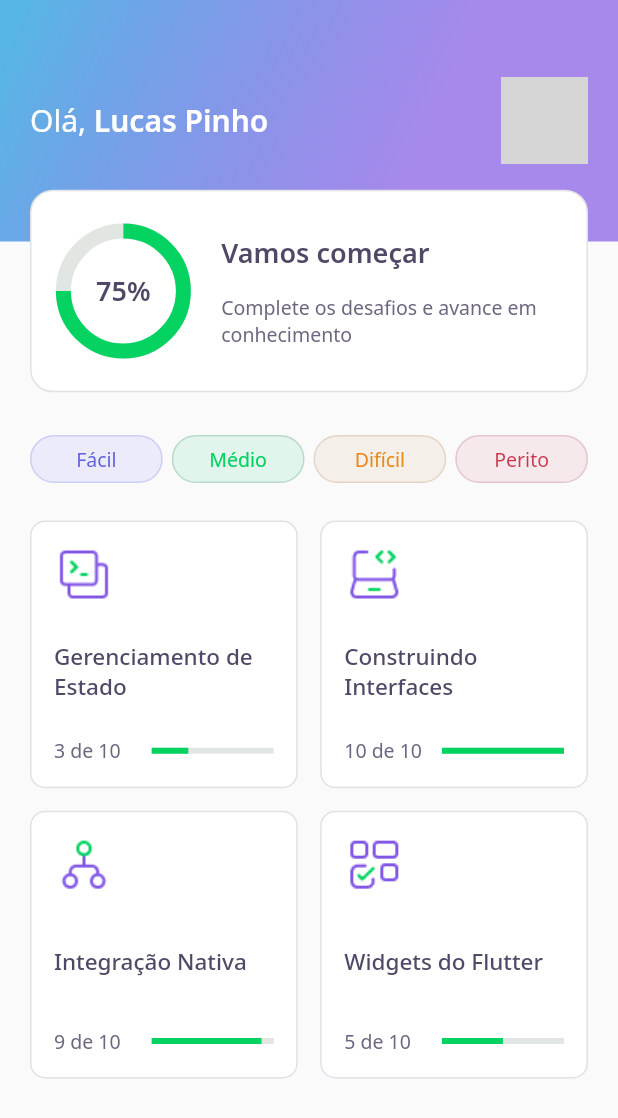
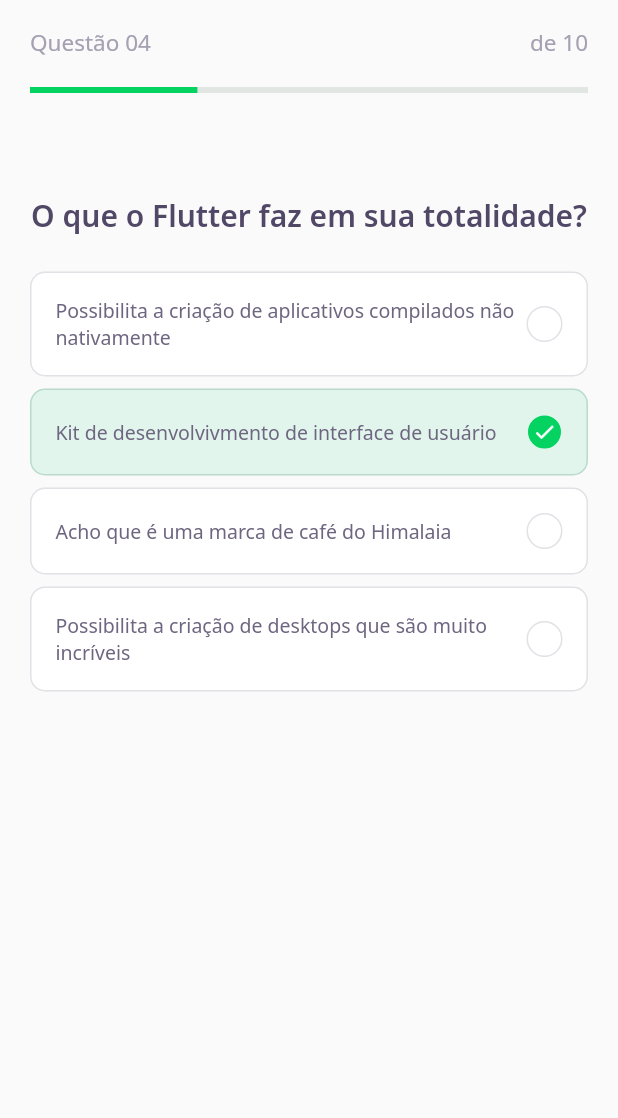
Before and after one commit to pinholucas/rocketseat-nlw5-devquiz, a Flutter app: the screen it shows after launch, on a phone screen of 412 x 824 dp. Shown: the top 1118 px of the screen. Run offline on Flutter 3.47's test engine with Material 2 defaults, Android fonts, the phone set to English and light mode, and no system bars; our stand-ins replace google_fonts; grey boxes are pictures that could not be loaded.

Commit message:
feat: add ChallengePage

```diff
--- /dev/null
+++ b/lib/challenge/challenge_page.dart
@@ -0,0 +1,18 @@
+import 'package:devquiz/challenge/widgets/question_indicator/question_indicator_widget.dart';
+import 'package:devquiz/challenge/widgets/quiz/quiz_widget.dart';
+import 'package:flutter/material.dart';
+
+class ChallengePage extends StatefulWidget {
+  @override
+  _ChallengePageState createState() => _ChallengePageState();
+}
+
+class _ChallengePageState extends State<ChallengePage> {
+  @override
+  Widget build(BuildContext context) {
+    return Scaffold(
+      appBar: QuestionIndicatorWidget(),
+      body: QuizWidget(title: 'O que o Flutter faz em sua totalidade?'),
+    );
+  }
+}
--- /dev/null
+++ b/lib/challenge/widgets/answer/answer_widget.dart
@@ -0,0 +1,67 @@
+import 'package:devquiz/core/app_colors.dart';
+import 'package:devquiz/core/app_text_styles.dart';
+import 'package:flutter/material.dart';
+
+class AnswerWidget extends StatelessWidget {
+  final String title;
+  final bool isRight;
+  final bool isSelected;
+
+  AnswerWidget({
+    required this.title,
+    this.isRight = false,
+    this.isSelected = false,
+  });
+
+  Color get selectedAnswerCardColor =>
+      isRight ? AppColors.lightGreen : AppColors.lightRed;
+  Color get selectedAnswerCardBorderColor =>
+      isRight ? AppColors.green : AppColors.red;
+
+  Color get selectedAnswerText =>
+      isRight ? AppColors.bodyDarkGreen : AppColors.bodyDarkRed;
+
+  Color get selectedAnswerCheckboxColor =>
+      isRight ? AppColors.darkGreen : AppColors.darkRed;
+  Color get selectedAnswerCheckboxBorderColor =>
+      isRight ? AppColors.lightGreen : AppColors.lightRed;
+
+  IconData get selectedAnswerIcon => isRight ? Icons.check : Icons.close;
+
+  @override
+  Widget build(BuildContext context) {
+    return Container(
+      padding: const EdgeInsets.all(16),
+      decoration: BoxDecoration(
+        color: isSelected ? selectedAnswerCardColor : AppColors.white,
+        border: Border.all(
+            color:
+                isSelected ? selectedAnswerCardBorderColor : AppColors.border),
+        borderRadius: BorderRadius.circular(10),
+      ),
+      child: Row(
+        children: [
+          Expanded(
+            child: Text(title, style: AppTextStyles.body),
+          ),
+          Container(
+            height: 24,
+            width: 24,
+            decoration: BoxDecoration(
+              color: (isSelected ? selectedAnswerCheckboxColor : null),
+              //boxShadow: BoxShadow(color: 0xFF04D361),
+              border: Border.all(
+                  color: isSelected
+                      ? selectedAnswerCheckboxBorderColor
+                      : AppColors.border),
+              borderRadius: BorderRadius.circular(12),
+            ),
+            child: (isSelected
+                ? Icon(selectedAnswerIcon, size: 16, color: AppColors.white)
+                : null),
+          ),
+        ],
+      ),
+    );
+  }
+}
--- /dev/null
+++ b/lib/challenge/widgets/question_indicator/question_indicator_widget.dart
@@ -0,0 +1,29 @@
+import 'package:devquiz/core/app_text_styles.dart';
+import 'package:devquiz/shared/widgets/horizontal_progress_indicator.dart';
+import 'package:flutter/material.dart';
+
+class QuestionIndicatorWidget extends PreferredSize {
+  QuestionIndicatorWidget()
+      : super(
+          preferredSize: Size.fromHeight(80),
+          child: SafeArea(
+            top: true,
+            child: Container(
+              padding: const EdgeInsets.symmetric(horizontal: 20, vertical: 18),
+              child: Column(
+                mainAxisAlignment: MainAxisAlignment.spaceBetween,
+                children: [
+                  Row(
+                    mainAxisAlignment: MainAxisAlignment.spaceBetween,
+                    children: [
+                      Text('Questão 04', style: AppTextStyles.bodyLightGrey15),
+                      Text('de 10', style: AppTextStyles.bodyLightGrey15),
+                    ],
+                  ),
+                  HorizontalProgressIndicator(value: .3)
+                ],
+              ),
+            ),
+          ),
+        );
+}
--- /dev/null
+++ b/lib/challenge/widgets/quiz/quiz_widget.dart
@@ -0,0 +1,40 @@
+import 'package:devquiz/challenge/widgets/answer/answer_widget.dart';
+import 'package:devquiz/core/app_text_styles.dart';
+import 'package:flutter/cupertino.dart';
+
+class QuizWidget extends StatelessWidget {
+  final String title;
+
+  QuizWidget({required this.title});
+
+  @override
+  Widget build(BuildContext context) {
+    return Container(
+      padding: const EdgeInsets.symmetric(horizontal: 20, vertical: 50),
+      child: Column(
+        children: [
+          Text(title, style: AppTextStyles.heading20),
+          Padding(
+            padding: const EdgeInsets.symmetric(vertical: 24),
+            child: Wrap(
+              runSpacing: 8,
+              children: [
+                AnswerWidget(
+                    title:
+                        'Possibilita a criação de aplicativos compilados não nativamente'),
+                AnswerWidget(
+                    title: 'Kit de desenvolvivmento de interface de usuário',
+                    isSelected: true,
+                    isRight: true),
+                AnswerWidget(title: 'Acho que é uma marca de café do Himalaia'),
+                AnswerWidget(
+                    title:
+                        'Possibilita a criação de desktops que são muito incríveis'),
+              ],
+            ),
+          ),
+        ],
+      ),
+    );
+  }
+}
--- a/lib/core/app_colors.dart
+++ b/lib/core/app_colors.dart
@@ -9,6 +9,9 @@ class AppColors {
   static final Color border = Color(0xFFE1E1E6);
   static final Color chartSecondary = Color(0xFFE1E6E3);
   static final Color chartPrimary = darkGreen;
+
+  static final Color bodyDarkGreen = Color(0xFF03AB4F);
+  static final Color bodyDarkRed = Color(0xFFE83F5B);
 
   //Greens
   static final Color lightGreen = Color(0xFFE1F5EC);
--- a/lib/core/app_text_styles.dart
+++ b/lib/core/app_text_styles.dart
@@ -19,6 +19,12 @@ class AppTextStyles {
   static final TextStyle heading = GoogleFonts.notoSans(
     color: AppColors.black,
     fontSize: 18,
+    fontWeight: FontWeight.w600,
+  );
+
+  static final TextStyle heading20 = GoogleFonts.notoSans(
+    color: AppColors.black,
+    fontSize: 20,
     fontWeight: FontWeight.w600,
   );
 
@@ -63,6 +69,17 @@ class AppTextStyles {
     fontWeight: FontWeight.w500,
   );
 
+  static final TextStyle body15 = GoogleFonts.notoSans(
+    color: AppColors.grey,
+    fontSize: 15,
+    fontWeight: FontWeight.normal,
+  );
+  static final TextStyle bodyLightGrey15 = GoogleFonts.notoSans(
+    color: AppColors.lightGrey,
+    fontSize: 15,
+    fontWeight: FontWeight.normal,
+  );
+
   static final TextStyle body20 = GoogleFonts.notoSans(
     color: AppColors.grey,
     fontSize: 20,
--- a/lib/core/app_widget.dart
+++ b/lib/core/app_widget.dart
@@ -1,3 +1,4 @@
+import 'package:devquiz/challenge/challenge_page.dart';
 import 'package:devquiz/home/home_page.dart';
 import 'package:flutter/material.dart';
 
@@ -6,7 +7,7 @@ class AppWidget extends StatelessWidget {
   Widget build(BuildContext context) {
     return MaterialApp(
       title: "DevQuiz",
-      home: HomePage(),
+      home: ChallengePage(),
     );
   }
 }
--- a/lib/home/widgets/quiz_card/quiz_card_widget.dart
+++ b/lib/home/widgets/quiz_card/quiz_card_widget.dart
@@ -1,5 +1,6 @@
 import 'package:devquiz/core/app_colors.dart';
 import 'package:devquiz/core/app_text_styles.dart';
+import 'package:devquiz/shared/widgets/horizontal_progress_indicator.dart';
 import 'package:flutter/material.dart';
 
 class QuizCardWidget extends StatelessWidget {
@@ -21,9 +22,10 @@ class QuizCardWidget extends StatelessWidget {
       child: Container(
         height: 180,
         decoration: BoxDecoration(
-            color: AppColors.white,
-            border: Border.all(color: AppColors.border),
-            borderRadius: BorderRadius.circular(10)),
+          color: AppColors.white,
+          border: Border.all(color: AppColors.border),
+          borderRadius: BorderRadius.circular(10),
+        ),
         child: Container(
           padding: const EdgeInsets.all(15),
           child: Column(
@@ -45,11 +47,8 @@ class QuizCardWidget extends StatelessWidget {
                     flex: 5,
                     child: Container(
                       height: 4,
-                      child: LinearProgressIndicator(
+                      child: HorizontalProgressIndicator(
                         value: (completed / total),
-                        valueColor: new AlwaysStoppedAnimation<Color>(
-                            AppColors.chartPrimary),
-                        backgroundColor: AppColors.chartSecondary,
                       ),
                     ),
                   )
--- /dev/null
+++ b/lib/shared/widgets/horizontal_progress_indicator.dart
@@ -0,0 +1,17 @@
+import 'package:devquiz/core/app_colors.dart';
+import 'package:flutter/material.dart';
+
+class HorizontalProgressIndicator extends StatelessWidget {
+  final double value;
+
+  const HorizontalProgressIndicator({required this.value});
+
+  @override
+  Widget build(BuildContext context) {
+    return LinearProgressIndicator(
+      value: value,
+      backgroundColor: AppColors.chartSecondary,
+      valueColor: AlwaysStoppedAnimation<Color>(AppColors.chartPrimary),
+    );
+  }
+}
```
